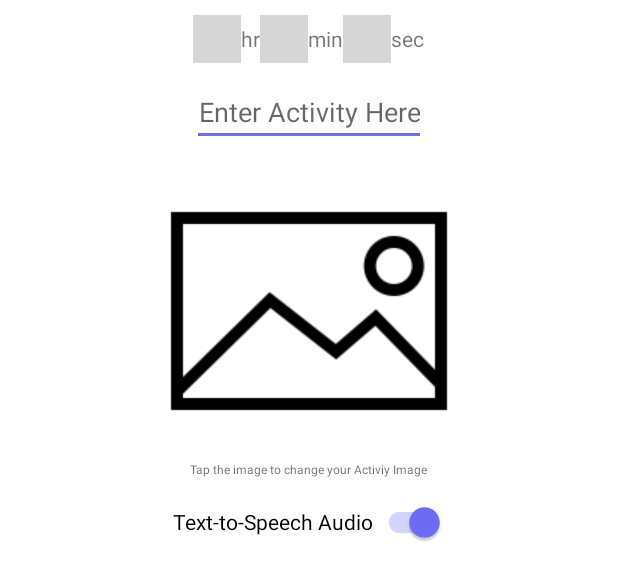
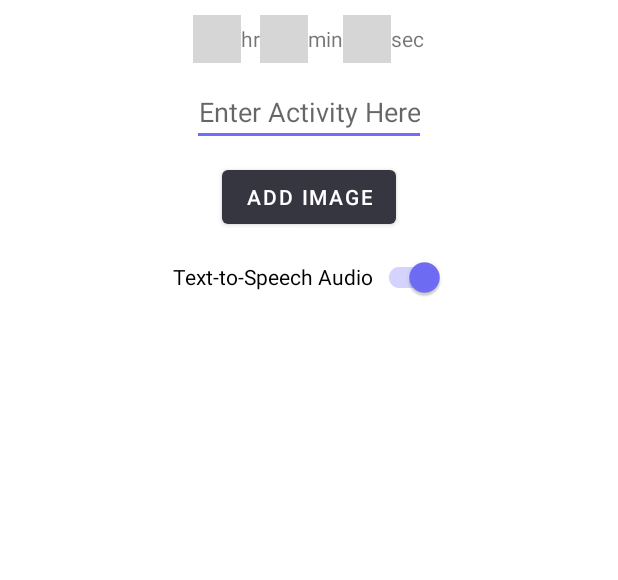
Before and after one commit to Cortlandd/Semaphore-Android, an Android app: the layout add_activity.xml on its own in the app's theme, with its tools: preview values and no code run, on a phone screen of 412 x 824 dp. Shown: the top 580 px of the screen. Run offline under Robolectric (Android 15) with nearby library versions, the phone set to English and light mode, and no system bars; plain views replace GiphyView, NumberPicker; grey boxes are pictures that could not be loaded.

Commit message:
Replaced placeholder image with button to add image to activities.

```diff
--- a/app/src/main/res/layout/add_activity.xml
+++ b/app/src/main/res/layout/add_activity.xml
@@ -150,14 +150,14 @@
                     android:layout_width="match_parent"
                     android:layout_height="200dp" />
 
-                <ImageView
-                    android:id="@+id/selected_image_placeholder"
-                    android:scaleType="centerInside"
-                    android:src="@drawable/placeholder_image2"
-                    android:layout_width="200dp"
-                    android:layout_height="200dp" />
+                <Button
+                    android:id="@+id/add_image_button"
+                    android:text="Add Image"
+                    android:layout_width="wrap_content"
+                    android:layout_height="wrap_content" />
 
                 <TextView
+                    android:visibility="gone"
                     android:hint="@string/hint_tap_image"
                     android:textSize="8sp"
                     android:layout_width="wrap_content"
```
Also changed, not shown: app/src/main/java/xyz/cortland/fittimer/android/fragments/NewActivityDialogFragment.kt (+10 -10 lines).
